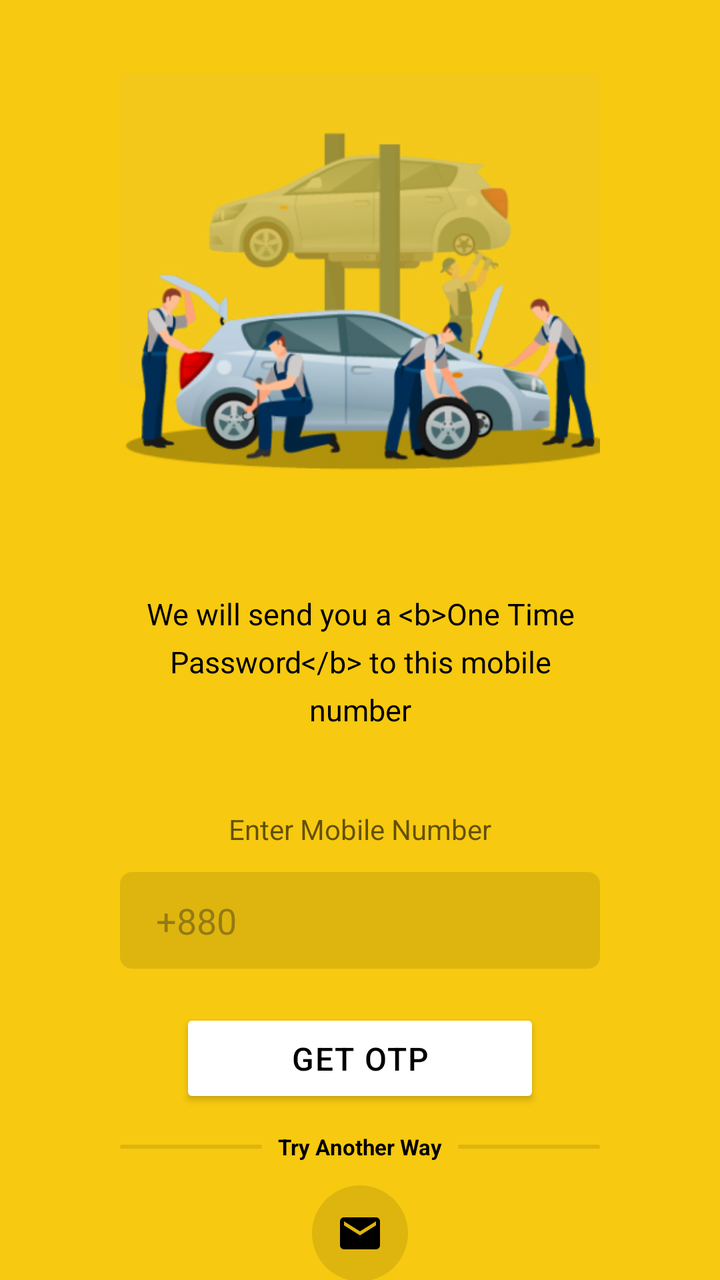
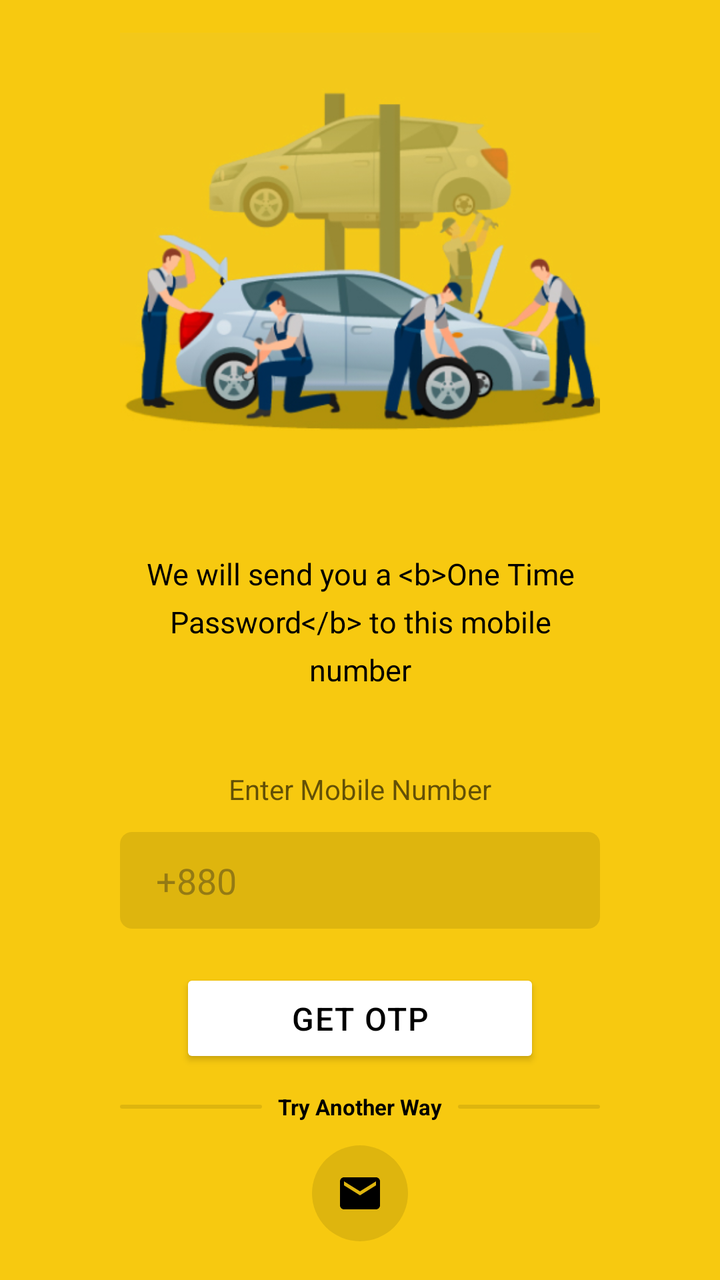

Before-and-after screenshots of an Android layout around one commit, followed by the original layout XML and the change that was made.
<!-- AndroidManifest.xml: application theme Theme.BreakdownAssistance -->
<!-- res/layout/fragment_login.xml -->
<?xml version="1.0" encoding="utf-8"?>
<androidx.core.widget.NestedScrollView xmlns:android="http://schemas.android.com/apk/res/android"
    xmlns:app="http://schemas.android.com/apk/res-auto"
    xmlns:tools="http://schemas.android.com/tools"
    android:id="@+id/frameLayoutLogin"
    android:layout_width="match_parent"
    android:layout_height="match_parent"
    android:background="@color/yellow"
    android:fillViewport="true"
    tools:context=".ui.fragments.LoginFragment">

    <LinearLayout
        android:layout_width="match_parent"
        android:layout_height="match_parent"
        android:layout_gravity="center"
        android:animateLayoutChanges="true"
        android:gravity="center"
        android:orientation="vertical"
        android:paddingHorizontal="60dp">

        <TextView
            android:layout_width="wrap_content"
            android:layout_height="wrap_content"
            android:text="@string/log_in"
            android:textColor="@color/black"
            android:textSize="24sp"
            android:textStyle="bold" />

        <ProgressBar
            android:id="@+id/progressBar"
            style="?android:attr/progressBarStyleHorizontal"
            android:layout_width="match_parent"
            android:layout_height="wrap_content"
            android:indeterminateOnly="true"
            android:indeterminateTint="@color/black"
            android:visibility="invisible" />

        <ImageView
            android:layout_width="260dp"
            android:layout_height="wrap_content"
            android:layout_marginTop="40dp"
            android:adjustViewBounds="true"
            android:importantForAccessibility="no"
            android:src="@drawable/img_landing_mechanic" />

        <LinearLayout
            android:id="@+id/linearLayoutPhoneLogin"
            android:layout_width="match_parent"
            android:layout_height="wrap_content"
            android:gravity="center"
            android:orientation="vertical">

            <TextView
                android:id="@+id/textViewOtpDescription"
                android:layout_width="wrap_content"
                android:layout_height="wrap_content"
                android:layout_marginBottom="40dp"
                android:lineHeight="24sp"
                android:text="@string/otp_description"
                android:textAlignment="center"
                android:textColor="@color/black"
                android:textSize="15sp" />

            <TextView
                android:layout_width="wrap_content"
                android:layout_height="wrap_content"
                android:alpha="0.6"
                android:text="@string/enter_mobile_number"
                android:textColor="@color/black"
                android:textSize="14sp" />

            <EditText
                android:id="@+id/editTextPhoneNumber"
                android:layout_width="match_parent"
                android:layout_height="wrap_content"
                android:layout_marginTop="12dp"
                android:autofillHints="phone"
                android:background="@drawable/semi_transparent_black_bg"
                android:hint="+880"
                android:inputType="phone"
                android:paddingHorizontal="18dp"
                android:paddingVertical="12dp"
                tools:ignore="HardcodedText" />

            <Button
                android:id="@+id/btn_get_otp"
                android:layout_width="180dp"
                android:layout_height="wrap_content"
                android:layout_marginTop="20dp"
                android:backgroundTint="@color/white"
                android:letterSpacing="0.04"
                android:paddingVertical="14dp"
                android:text="@string/get_otp"
                android:textColor="@color/black"
                android:textSize="16sp"
                app:cornerRadius="6dp" />

            <LinearLayout
                android:layout_width="match_parent"
                android:layout_height="wrap_content"
                android:layout_marginTop="12dp"
                android:gravity="center"
                android:orientation="horizontal">

                <View
                    android:layout_width="0dp"
                    android:layout_height="2dp"
                    android:layout_weight="1"
                    android:background="@drawable/semi_transparent_black_bg" />

                <TextView
                    android:layout_width="wrap_content"
                    android:layout_height="wrap_content"
                    android:layout_marginHorizontal="8dp"
                    android:text="@string/try_another_way"
                    android:textColor="@color/black"
                    android:textSize="11sp"
                    android:textStyle="bold" />

                <View
                    android:layout_width="0dp"
                    android:layout_height="2dp"
                    android:layout_weight="1"
                    android:background="@drawable/semi_transparent_black_bg" />

            </LinearLayout>

            <ImageView
                android:id="@+id/imageViewEmail"
                android:layout_width="48dp"
                android:layout_height="48dp"
                android:layout_marginTop="12dp"
                android:background="@drawable/semi_transparent_circle"
                android:importantForAccessibility="no"
                android:padding="12dp"
                android:src="@drawable/ic_email" />

        </LinearLayout>

        <LinearLayout
            android:id="@+id/linearLayoutEmailLogin"
            android:layout_width="match_parent"
            android:layout_height="wrap_content"
            android:gravity="center"
            android:orientation="vertical"
            android:visibility="gone">

            <TextView
                android:layout_width="wrap_content"
                android:layout_height="wrap_content"
                android:alpha="0.6"
                android:text="@string/enter_your_credentials"
                android:textColor="@color/black"
                android:textSize="14sp" />

            <EditText
                android:id="@+id/editTextEmail"
                android:layout_width="match_parent"
                android:layout_height="wrap_content"
                android:layout_marginTop="12dp"
                android:autofillHints="emailAddress"
                android:background="@drawable/semi_transparent_black_bg"
                android:hint="johndoe@gmail.com"
                android:inputType="textEmailAddress"
                android:paddingHorizontal="18dp"
                android:paddingVertical="12dp"
                tools:ignore="HardcodedText" />

            <EditText
                android:id="@+id/editTextPassword"
                android:layout_width="match_parent"
                android:layout_height="wrap_content"
                android:layout_marginTop="12dp"
                android:autofillHints="password"
                android:background="@drawable/semi_transparent_black_bg"
                android:hint="********"
                android:inputType="textPassword"
                android:paddingHorizontal="18dp"
                android:paddingVertical="12dp"
                tools:ignore="HardcodedText" />

            <Button
                android:id="@+id/btnLogin"
                android:layout_width="180dp"
                android:layout_height="wrap_content"
                android:layout_marginTop="20dp"
                android:backgroundTint="@color/white"
                android:letterSpacing="0.04"
                android:paddingVertical="14dp"
                android:text="@string/login"
                android:textColor="@color/black"
                android:textSize="16sp"
                app:cornerRadius="6dp" />

            <LinearLayout
                android:layout_width="match_parent"
                android:layout_height="wrap_content"
                android:layout_marginTop="12dp"
                android:gravity="center"
                android:orientation="horizontal">

                <View
                    android:layout_width="0dp"
                    android:layout_height="2dp"
                    android:layout_weight="1"
                    android:background="@drawable/semi_transparent_black_bg" />

                <TextView
                    android:layout_width="wrap_content"
                    android:layout_height="wrap_content"
                    android:layout_marginHorizontal="8dp"
                    android:text="@string/try_another_way"
                    android:textColor="@color/black"
                    android:textSize="11sp"
                    android:textStyle="bold" />

                <View
                    android:layout_width="0dp"
                    android:layout_height="2dp"
                    android:layout_weight="1"
                    android:background="@drawable/semi_transparent_black_bg" />

            </LinearLayout>

            <ImageView
                android:id="@+id/imageViewPhone"
                android:layout_width="48dp"
                android:layout_height="48dp"
                android:layout_marginTop="12dp"
                android:background="@drawable/semi_transparent_circle"
                android:importantForAccessibility="no"
                android:padding="12dp"
                android:src="@drawable/ic_phone" />

        </LinearLayout>

        <LinearLayout
            android:layout_width="wrap_content"
            android:layout_height="wrap_content"
            android:layout_marginTop="30dp"
            android:orientation="horizontal">

            <TextView
                android:layout_width="wrap_content"
                android:layout_height="wrap_content"
                android:text="@string/dont_have_an_account"
                android:textColor="@color/black"
                android:textSize="16sp" />

            <TextView
                android:layout_width="wrap_content"
                android:layout_height="wrap_content"
                android:text=" "
                android:textColor="@color/black"
                android:textSize="16sp" />

            <TextView
                android:id="@+id/textViewRegister"
                android:layout_width="wrap_content"
                android:layout_height="wrap_content"
                android:text="@string/register"
                android:textColor="#FF382E03"
                android:textSize="16sp"
                android:textStyle="bold" />

        </LinearLayout>
    </LinearLayout>
</androidx.core.widget.NestedScrollView>
<!-- resources referenced by this layout -->
<resources>
  <color name="black">#FF000000</color>
  <color name="white">#FFFFFFFF</color>
  <color name="yellow">#FFF7C910</color>
  <!-- drawable semi_transparent_black_bg (drawable) -->
  <?xml version="1.0" encoding="utf-8"?>
  <shape xmlns:android="http://schemas.android.com/apk/res/android"
      android:shape="rectangle">
      <solid android:color="#1A000000" />
      <corners android:radius="6dp" />
  </shape>
  <!-- drawable semi_transparent_circle (drawable) -->
  <?xml version="1.0" encoding="utf-8"?>
  <shape xmlns:android="http://schemas.android.com/apk/res/android"
      android:shape="oval">
      <solid android:color="#1A000000" />
  </shape>
  <string name="dont_have_an_account">Don\'t have an account?</string>
  <string name="enter_mobile_number">Enter Mobile Number</string>
  <string name="enter_your_credentials">Enter Your Credentials</string>
  <string name="get_otp">GET OTP</string>
  <string name="log_in">Log In</string>
  <string name="login">Login</string>
  <string name="otp_description">We will send you a &lt;b&gt;One Time Password&lt;/b&gt; to this mobile number</string>
  <string name="register">Register</string>
  <string name="try_another_way">Try Another Way</string>
  <style name="Theme.BreakdownAssistance" parent="Base.Theme.BreakdownAssistance" />
  <color name="transparent">#00000000</color>
  <color name="md_theme_primary">#415F91</color>
  <color name="md_theme_onPrimary">#FFFFFF</color>
  <color name="md_theme_primaryContainer">#D6E3FF</color>
  <color name="md_theme_onPrimaryContainer">#001B3E</color>
  <color name="md_theme_secondary">#565F71</color>
  <color name="md_theme_onSecondary">#FFFFFF</color>
  <color name="md_theme_secondaryContainer">#DAE2F9</color>
  <color name="md_theme_onSecondaryContainer">#131C2B</color>
  <color name="md_theme_tertiary">#705575</color>
  <color name="md_theme_onTertiary">#FFFFFF</color>
  <color name="md_theme_tertiaryContainer">#FAD8FD</color>
  <color name="md_theme_onTertiaryContainer">#28132E</color>
  <color name="md_theme_error">#BA1A1A</color>
  <color name="md_theme_onError">#FFFFFF</color>
  <color name="md_theme_errorContainer">#FFDAD6</color>
  <color name="md_theme_onErrorContainer">#410002</color>
  <color name="md_theme_background">#F9F9FF</color>
  <color name="md_theme_onBackground">#191C20</color>
  <color name="md_theme_surface">#F9F9FF</color>
  <color name="md_theme_onSurface">#191C20</color>
  <color name="md_theme_surfaceVariant">#E0E2EC</color>
  <color name="md_theme_onSurfaceVariant">#44474E</color>
  <color name="md_theme_outline">#74777F</color>
  <color name="md_theme_outlineVariant">#C4C6D0</color>
  <color name="md_theme_inverseSurface">#2E3036</color>
  <color name="md_theme_inverseOnSurface">#F0F0F7</color>
  <color name="md_theme_inversePrimary">#AAC7FF</color>
  <color name="md_theme_primaryFixed">#D6E3FF</color>
  <color name="md_theme_onPrimaryFixed">#001B3E</color>
  <color name="md_theme_primaryFixedDim">#AAC7FF</color>
  <color name="md_theme_onPrimaryFixedVariant">#284777</color>
  <color name="md_theme_secondaryFixed">#DAE2F9</color>
  <color name="md_theme_onSecondaryFixed">#131C2B</color>
  <color name="md_theme_secondaryFixedDim">#BEC6DC</color>
  <color name="md_theme_onSecondaryFixedVariant">#3E4759</color>
  <color name="md_theme_tertiaryFixed">#FAD8FD</color>
  <color name="md_theme_onTertiaryFixed">#28132E</color>
  <color name="md_theme_tertiaryFixedDim">#DDBCE0</color>
  <color name="md_theme_onTertiaryFixedVariant">#573E5C</color>
  <color name="md_theme_surfaceDim">#D9D9E0</color>
  <color name="md_theme_surfaceBright">#F9F9FF</color>
  <color name="md_theme_surfaceContainerLowest">#FFFFFF</color>
  <color name="md_theme_surfaceContainerLow">#F3F3FA</color>
  <color name="md_theme_surfaceContainer">#EDEDF4</color>
  <color name="md_theme_surfaceContainerHigh">#E7E8EE</color>
  <color name="md_theme_surfaceContainerHighest">#E2E2E9</color>
  <!-- unchanged entries left out for length: 4 -->
</resources>

<!-- the commit's change to res/layout/fragment_login.xml (unified diff, before → after) -->
@@ -38,7 +38,6 @@
         <ImageView
             android:layout_width="260dp"
             android:layout_height="wrap_content"
-            android:layout_marginTop="40dp"
             android:adjustViewBounds="true"
             android:importantForAccessibility="no"
             android:src="@drawable/img_landing_mechanic" />
@@ -179,11 +178,21 @@
                 android:paddingVertical="12dp"
                 tools:ignore="HardcodedText" />
 
+            <TextView
+                android:id="@+id/textViewForgotPassword"
+                android:layout_width="wrap_content"
+                android:layout_height="wrap_content"
+                android:layout_marginTop="12dp"
+                android:alpha="0.8"
+                android:text="@string/forgot_password"
+                android:textColor="@color/black"
+                android:textSize="14sp" />
+
             <Button
                 android:id="@+id/btnLogin"
                 android:layout_width="180dp"
                 android:layout_height="wrap_content"
-                android:layout_marginTop="20dp"
+                android:layout_marginTop="10dp"
                 android:backgroundTint="@color/white"
                 android:letterSpacing="0.04"
                 android:paddingVertical="14dp"
<!-- resource entries referenced after the edit -->
@@ -19,6 +19,7 @@
   <string name="dont_have_an_account">Don\'t have an account?</string>
   <string name="enter_mobile_number">Enter Mobile Number</string>
   <string name="enter_your_credentials">Enter Your Credentials</string>
+  <string name="forgot_password">Forgot Password?</string>
   <string name="get_otp">GET OTP</string>
   <string name="log_in">Log In</string>
   <string name="login">Login</string>
